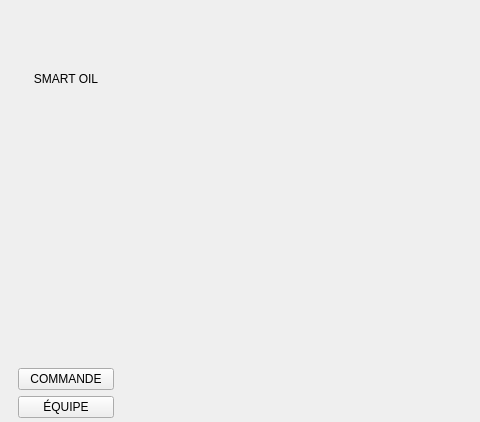
Old version of the form mainwindow.ui in the repository Esprit-UP-Algo/projetcpp2526-s2-2a12-smart-oil-press; both pictures show x 0 to 480 and y 223 to 645 of the 1200 by 800 pixel window.
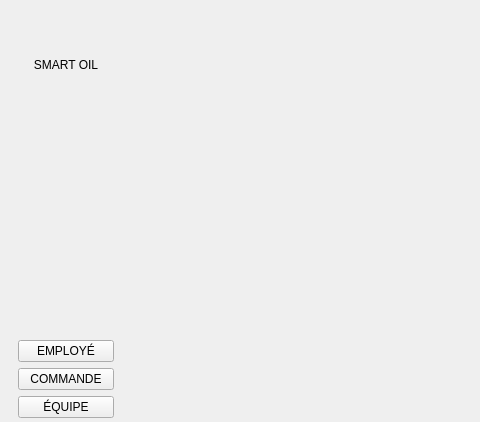
New version of the form. The open tabs and pages were chosen to show the change.

What changed in the file:
```diff
--- a/mainwindow.ui
+++ b/mainwindow.ui
@@ -34,6 +34,13 @@
          </property>
         </widget>
        </item>
+       <item>
+        <widget class="QPushButton" name="btnEmploye">
+         <property name="text">
+          <string>EMPLOYÉ</string>
+         </property>
+        </widget>
+       </item>
        <item>
         <widget class="QPushButton" name="btnCommande">
          <property name="text">
```
Left out of the diff: 2 changed lines with no effect on the pictures.
